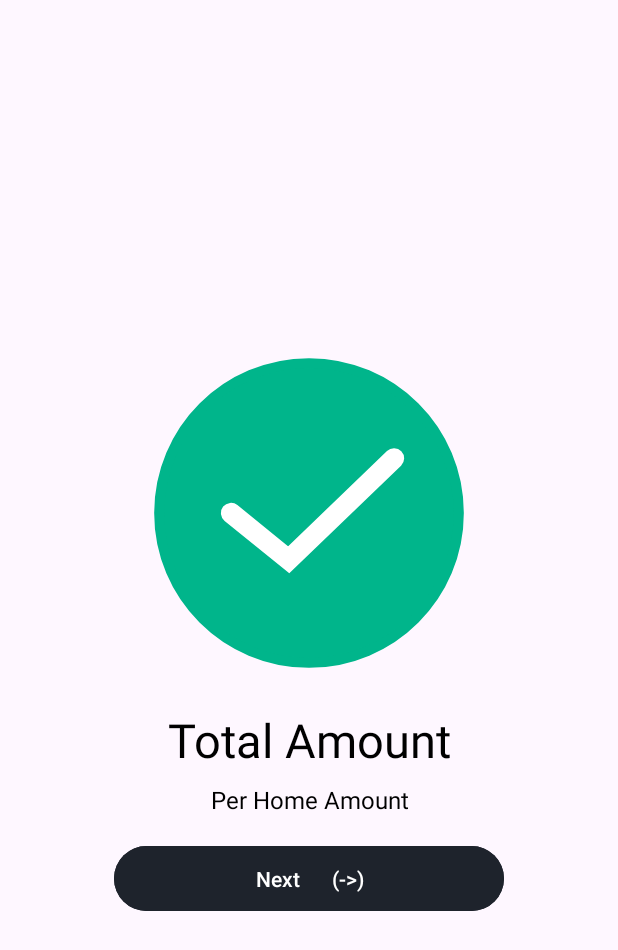
After one commit to akstDonda/societyUser, an Android app: the layout animation_layout.xml on its own in the app's theme, with its tools: preview values and no code run, on a phone screen of 412 x 824 dp. The commit adds this screen. Shown: the top 950 px of the screen. Run offline under Robolectric (Android 15) with nearby library versions, the phone set to English and light mode, and no system bars; Roboto replaces fonts that are not available here.

Commit message:
update data

```diff
--- a/app/build.gradle
+++ b/app/build.gradle
@@ -57,6 +57,7 @@ dependencies {
     implementation 'com.google.firebase:firebase-auth-ktx:22.3.1'
     implementation 'androidx.databinding:databinding-runtime:8.3.0'
     implementation 'com.google.firebase:firebase-storage:20.3.0'
+    implementation 'com.google.firebase:firebase-database-ktx:20.3.1'
     testImplementation 'junit:junit:4.13.2'
     androidTestImplementation 'androidx.test.ext:junit:1.1.5'
     androidTestImplementation 'androidx.test.espresso:espresso-core:3.5.1'
--- a/app/src/main/java/com/nothing/societyuser/complain/ComplainRaiseActivity.kt
+++ b/app/src/main/java/com/nothing/societyuser/complain/ComplainRaiseActivity.kt
@@ -166,7 +166,6 @@ class ComplainRaiseActivity : AppCompatActivity() {
                         if (document != null) {
                             // Access the fields you need
                              var societyIdFetch = document.getString("societyId")!!
-
                                     db.collection("societies").document(societyIdFetch).get()
                                         .addOnSuccessListener { document ->
                                             if (document != null) {
--- a/app/src/main/res/layout/activity_dabit_card.xml
+++ b/app/src/main/res/layout/activity_dabit_card.xml
@@ -105,14 +105,15 @@
         </LinearLayout>
 
     </LinearLayout>
+
     <Button
         android:id="@+id/add_money_wallet_debitCard"
         android:layout_width="match_parent"
         android:layout_height="wrap_content"
+        android:layout_margin="@dimen/_20sdp"
+        android:backgroundTint="@color/primary_color"
         android:text="Pay   ->>"
-        android:textSize="@dimen/_18sdp"
         android:textColor="@color/white"
-        android:layout_margin="@dimen/_20sdp"
-        android:backgroundTint="@color/primary_color"/>
+        android:textSize="@dimen/_18sdp" />
 
 </LinearLayout>
--- /dev/null
+++ b/app/src/main/res/layout/animation_layout.xml
@@ -0,0 +1,52 @@
+<?xml version="1.0" encoding="utf-8"?>
+<LinearLayout xmlns:android="http://schemas.android.com/apk/res/android"
+    android:layout_width="wrap_content"
+    android:layout_height="wrap_content"
+    xmlns:app="http://schemas.android.com/apk/res-auto"
+    android:orientation="vertical"
+    android:layout_gravity="center">
+
+    <LinearLayout
+        android:id="@+id/animation_show_amountDialog"
+        android:layout_width="wrap_content"
+        android:layout_height="wrap_content"
+        android:padding="16dp"
+        android:orientation="vertical">
+        <com.airbnb.lottie.LottieAnimationView
+            android:id="@+id/animation_lottieAnimationView_sucess_amount_show"
+            android:layout_width="@dimen/_200sdp"
+            android:layout_height="@dimen/_200sdp"
+            app:lottie_autoPlay="true"
+            app:lottie_loop="false"
+            app:lottie_rawRes="@raw/sucess_lottie" />
+
+        <TextView
+            android:id="@+id/total_amountDialog"
+            android:layout_width="match_parent"
+            android:layout_height="wrap_content"
+            android:text="Total Amount"
+            android:textSize="@dimen/_24sdp"
+            android:textColor="@android:color/black"
+            android:gravity="center"
+            android:layout_marginBottom="8dp"/>
+        <TextView
+            android:id="@+id/per_home_amountDialog"
+            android:layout_width="match_parent"
+            android:layout_height="wrap_content"
+            android:text="Per Home Amount"
+            android:textSize="16sp"
+            android:textColor="@android:color/black"
+            android:gravity="center"
+            android:layout_marginBottom="16dp"/>
+
+        <Button
+            android:id="@+id/after_btn_amountDialog"
+            android:layout_width="match_parent"
+            android:layout_height="wrap_content"
+            android:text="Next      (->)"
+            android:backgroundTint="@color/primary_color"
+            android:textColor="@android:color/white"
+            android:padding="12dp"/>
+    </LinearLayout>
+
+</LinearLayout>
--- a/app/src/main/res/layout/single_item_complain_history.xml
+++ b/app/src/main/res/layout/single_item_complain_history.xml
@@ -67,6 +67,29 @@
                 android:text="Description: something isuue but i sont understand what issue"
                 android:textAlignment="textStart"
                 />
+            <LinearLayout
+                android:layout_width="match_parent"
+                android:layout_height="wrap_content">
+<!--                <Button-->
+<!--                    android:id="@+id/complain_update_btn"-->
+<!--                    android:layout_width="0dp"-->
+<!--                    android:layout_height="wrap_content"-->
+<!--                    android:layout_weight="1"-->
+<!--                    android:text="Update"-->
+<!--                    android:backgroundTint="@color/primary_color"-->
+<!--                    android:layout_margin="@dimen/_10sdp">-->
+<!--                </Button>-->
+<!--                <Button-->
+<!--                    android:id="@+id/complain_delete_btn"-->
+<!--                    android:layout_width="0dp"-->
+<!--                    android:layout_height="wrap_content"-->
+<!--                    android:layout_weight="1"-->
+<!--                    android:text="Delete"-->
+<!--                    android:backgroundTint="@color/primary_color"-->
+<!--                    android:layout_margin="@dimen/_10sdp">-->
+<!--                </Button>-->
+
+            </LinearLayout>
 
         </LinearLayout>
 
```
Also changed, not shown: app/src/main/java/com/nothing/societyuser/Adapter/ComplainHistoriAdapter.kt (+26 -0 lines).
